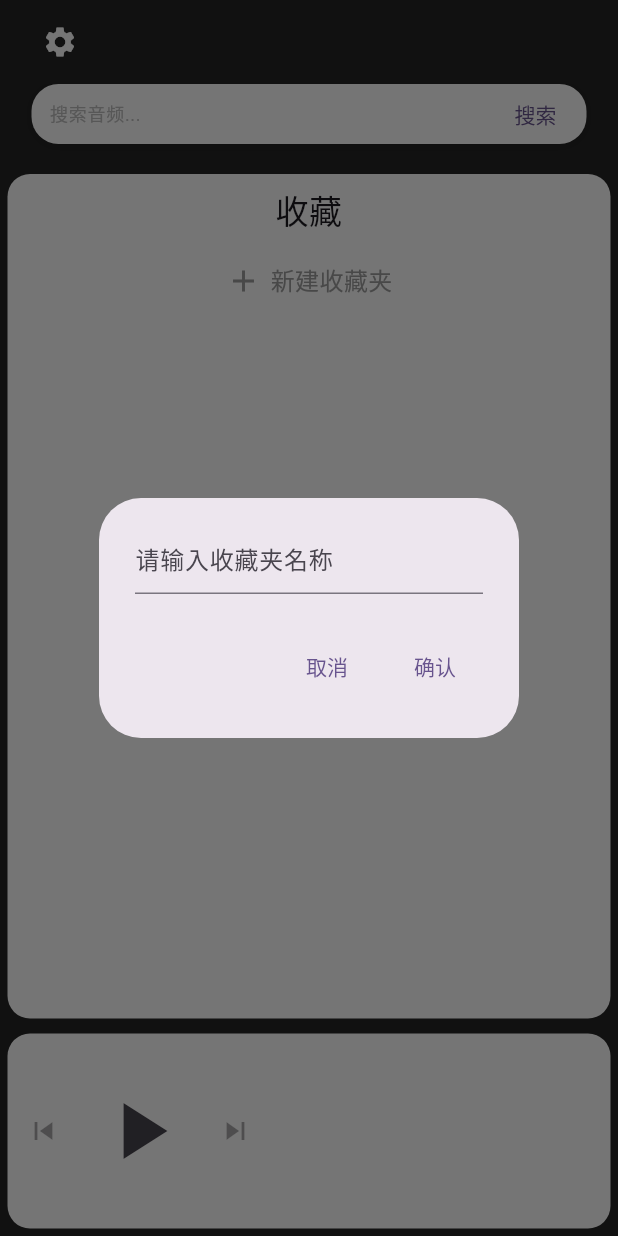
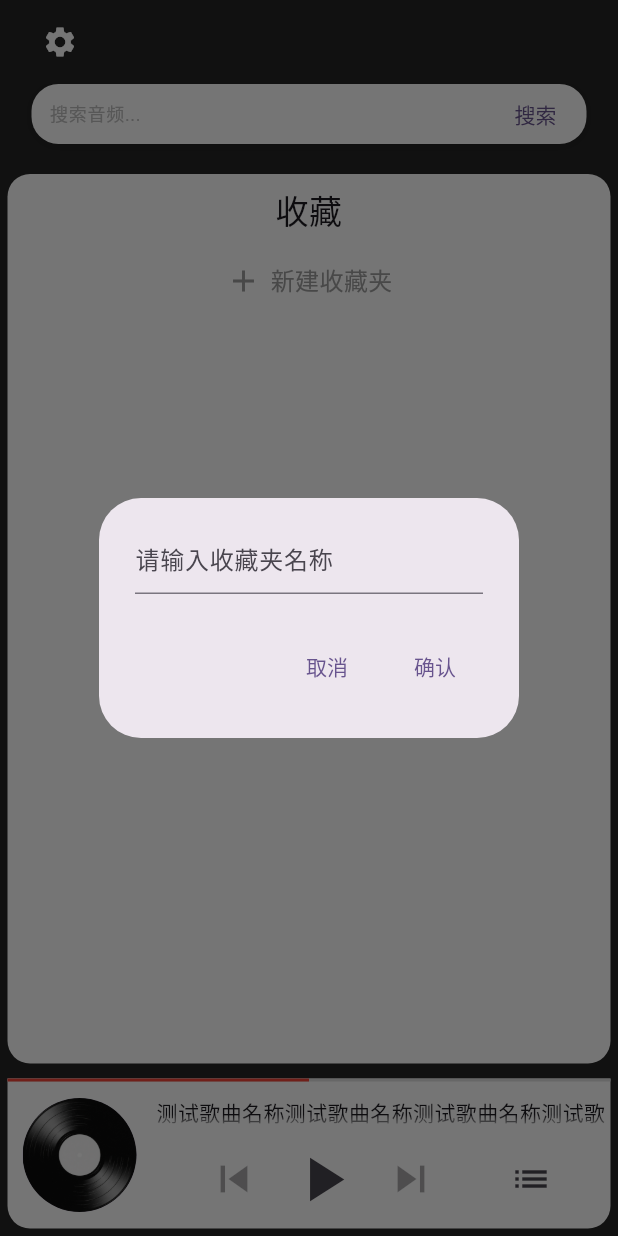
Before and after one commit to PanRui1999/sound_free, a Flutter app: the screen it shows after launch, after a tap on "新建收藏夹", on a phone screen of 412 x 824 dp. Run offline on Flutter 3.47's test engine with Material 3 defaults, Android fonts, the phone set to English and light mode, and no system bars; our stand-ins replace hive, hive_flutter, just_audio; accounts and stored records are empty.

Commit message:
1.添加播放列表图标 2.优化播放器的UI

```diff
--- a/lib/ui/android/components/sound_player.dart
+++ b/lib/ui/android/components/sound_player.dart
@@ -44,13 +44,52 @@ class _SoundPlayer extends State<SoundPlayer> {
   Widget build(BuildContext context) {
     return Container(
       width: double.infinity,
-      height: 130,
+      height: 100,
       decoration: BoxDecoration(
         color: Colors.white,
-        borderRadius: BorderRadius.circular(15),
+        borderRadius: BorderRadius.only(
+          bottomLeft: Radius.circular(15),
+          bottomRight: Radius.circular(15),
         ),
+      ),
+      child: Column(
+        children: [
+          LinearProgressIndicator(
+            minHeight: 2,
+            value: 0.5,
+            backgroundColor: Colors.grey[300],
+            valueColor: AlwaysStoppedAnimation(Colors.red),
+          ),
+          Expanded(
             child: Row(
-        mainAxisSize: MainAxisSize.min,
+              children: [
+                Padding(
+                  padding: EdgeInsetsGeometry.symmetric(
+                    horizontal: 10,
+                    vertical: 10,
+                  ),
+                  child: CircleAvatar(
+                    radius: 38,
+                    backgroundImage: AssetImage(
+                      "assets/images/Vinyl_image.png",
+                    ),
+                  ),
+                ),
+                Expanded(
+                  child: Column(
+                    mainAxisSize: MainAxisSize.max,
+                    children: [
+                      SizedBox(height: 10),
+                      Expanded(
+                        child: Text(
+                          "测试歌曲名称测试歌曲名称测试歌曲名称测试歌曲名称测试歌曲名称测试歌曲名称测试歌曲名称测试歌曲名称",
+                          maxLines: 1,
+                          overflow: TextOverflow.fade,
+                          textAlign: TextAlign.center,
+                        ),
+                      ),
+                      Row(
+                        mainAxisAlignment: MainAxisAlignment.center,
                         children: [
                           StreamBuilder<SequenceState>(
                             stream: widget.audioPlayer.sequenceStateStream,
@@ -63,9 +102,13 @@ class _SoundPlayer extends State<SoundPlayer> {
                             builder: (_, snapshot) {
                               final playerState = snapshot.data;
                               if (playerState == null) {
-                return _playPauseButton(ProcessingState.completed);
+                                return _playPauseButton(
+                                  ProcessingState.completed,
+                                );
                               } else {
-                return _playPauseButton(playerState.processingState);
+                                return _playPauseButton(
+                                  playerState.processingState,
+                                );
                               }
                             },
                           ),
@@ -75,36 +118,53 @@ class _SoundPlayer extends State<SoundPlayer> {
                               return _nextButton();
                             },
                           ),
+                          Padding(
+                            padding: EdgeInsetsGeometry.only(left: 30.0),
+                            child: IconButton(
+                              onPressed: () {},
+                              icon: Icon(Icons.list),
+                              iconSize: 28.0,
+                            ),
+                          ),
+                        ],
+                      ),
+                    ],
+                  ),
+                ),
+              ],
+            ),
+          ),
         ],
       ),
     );
   }
 
   Widget _playPauseButton(ProcessingState processingState) {
+    const iconSize = 50.0;
     if (processingState == ProcessingState.loading ||
         processingState == ProcessingState.buffering) {
       return Container(
         margin: EdgeInsets.all(8.0),
-        width: 64.0,
-        height: 64.0,
+        width: iconSize,
+        height: iconSize,
         child: CircularProgressIndicator(),
       );
     } else if (widget.audioPlayer.playing != true) {
       return IconButton(
         icon: Icon(Icons.play_arrow),
-        iconSize: 64.0,
+        iconSize: iconSize,
         onPressed: widget.audioPlayer.play,
       );
     } else if (processingState != ProcessingState.completed) {
       return IconButton(
         icon: Icon(Icons.pause),
-        iconSize: 64.0,
+        iconSize: iconSize,
         onPressed: widget.audioPlayer.pause,
       );
     } else {
       return IconButton(
         icon: Icon(Icons.replay),
-        iconSize: 64.0,
+        iconSize: iconSize,
         onPressed: () => widget.audioPlayer.seek(
           Duration.zero,
           index: widget.audioPlayer.effectiveIndices.first,
@@ -115,6 +175,7 @@ class _SoundPlayer extends State<SoundPlayer> {
 
   Widget _previousButton() {
     return IconButton(
+      iconSize: 36,
       icon: Icon(Icons.skip_previous),
       onPressed: widget.audioPlayer.hasPrevious
           ? widget.audioPlayer.seekToPrevious
@@ -124,6 +185,7 @@ class _SoundPlayer extends State<SoundPlayer> {
 
   Widget _nextButton() {
     return IconButton(
+      iconSize: 36,
       icon: Icon(Icons.skip_next),
       onPressed: widget.audioPlayer.hasNext
           ? widget.audioPlayer.seekToNext
--- a/pubspec.yaml
+++ b/pubspec.yaml
@@ -71,6 +71,7 @@ flutter:
   #   - images/a_dot_ham.jpeg
   assets:
     - assets/images/favorites_image.png
+    - assets/images/Vinyl_image.png
 
   # An image asset can refer to one or more resolution-specific "variants", see
   # https://flutter.dev/to/resolution-aware-images
```
Also changed, not shown: assets/images/Vinyl_image.png (added). Lines whose indentation alone changed are shown as unchanged.
